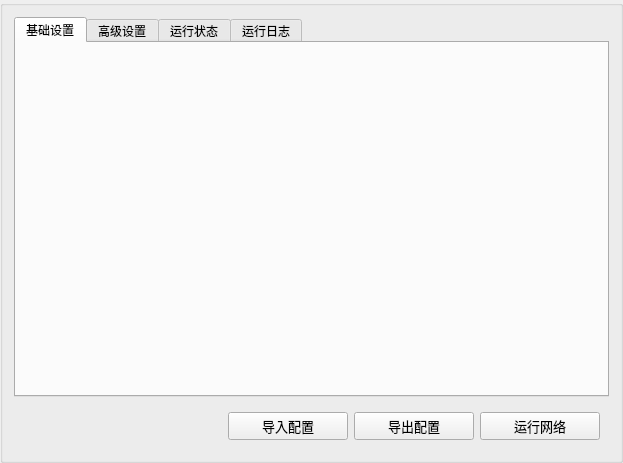
Qt form Qt_UI/netpage.ui (myqfeng/qt-easy-tier) before a commit.
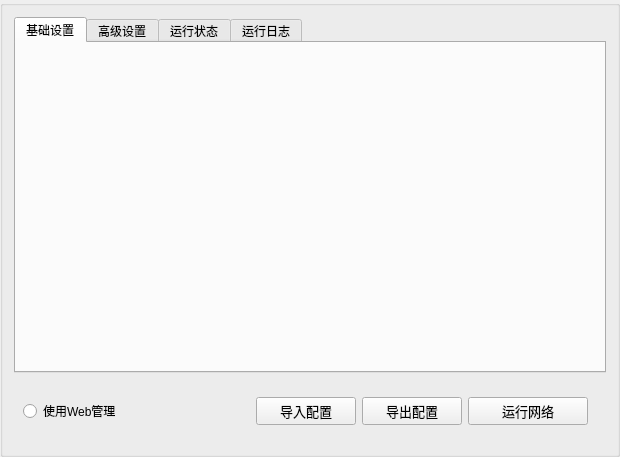
The same form after that commit.

Diff of the .ui file:
```diff
--- a/Qt_UI/netpage.ui
+++ b/Qt_UI/netpage.ui
@@ -6,8 +6,8 @@
    <rect>
     <x>0</x>
     <y>0</y>
-    <width>623</width>
-    <height>463</height>
+    <width>620</width>
+    <height>457</height>
    </rect>
   </property>
   <property name="sizePolicy">
@@ -53,14 +53,33 @@
      </widget>
     </widget>
    </item>
-   <item alignment="Qt::AlignmentFlag::AlignRight">
+   <item>
     <widget class="QWidget" name="horizontalWidget" native="true">
      <layout class="QHBoxLayout" name="horizontalLayout">
+      <item>
+       <widget class="QRadioButton" name="useWebBtn">
+        <property name="toolTip">
+         <string>&lt;html&gt;&lt;head/&gt;&lt;body&gt;&lt;p&gt;使用EasyTier的Web控制台来管理该核心&lt;/p&gt;&lt;br&gt;&lt;p&gt;请前往首页开启Web控制台&lt;/p&gt;&lt;/body&gt;&lt;/html&gt;</string>
+        </property>
+        <property name="text">
+         <string>使用Web管理</string>
+        </property>
+       </widget>
+      </item>
+      <item alignment="Qt::AlignmentFlag::AlignRight">
+       <widget class="QWidget" name="horizontalWidget" native="true">
+        <layout class="QHBoxLayout" name="horizontalLayout_2">
       <item alignment="Qt::AlignmentFlag::AlignRight">
        <widget class="QPushButton" name="importPushButton">
+           <property name="sizePolicy">
+            <sizepolicy hsizetype="Fixed" vsizetype="Fixed">
+             <horstretch>0</horstretch>
+             <verstretch>0</verstretch>
+            </sizepolicy>
+           </property>
         <property name="minimumSize">
          <size>
-          <width>120</width>
+             <width>100</width>
           <height>0</height>
          </size>
         </property>
@@ -76,9 +95,15 @@
       </item>
       <item alignment="Qt::AlignmentFlag::AlignRight">
        <widget class="QPushButton" name="exportPushButton">
+           <property name="sizePolicy">
+            <sizepolicy hsizetype="Fixed" vsizetype="Fixed">
+             <horstretch>0</horstretch>
+             <verstretch>0</verstretch>
+            </sizepolicy>
+           </property>
         <property name="minimumSize">
          <size>
-          <width>120</width>
+             <width>100</width>
           <height>0</height>
          </size>
         </property>
@@ -92,8 +117,14 @@
         </property>
        </widget>
       </item>
-      <item alignment="Qt::AlignmentFlag::AlignRight|Qt::AlignmentFlag::AlignBottom">
+         <item alignment="Qt::AlignmentFlag::AlignRight">
        <widget class="QPushButton" name="startPushButton">
+           <property name="sizePolicy">
+            <sizepolicy hsizetype="Fixed" vsizetype="Fixed">
+             <horstretch>0</horstretch>
+             <verstretch>0</verstretch>
+            </sizepolicy>
+           </property>
         <property name="minimumSize">
          <size>
           <width>120</width>
@@ -108,6 +139,9 @@
         <property name="text">
          <string>运行网络</string>
         </property>
+          </widget>
+         </item>
+        </layout>
        </widget>
       </item>
      </layout>
```
Lines whose indentation alone changed are shown as unchanged.
